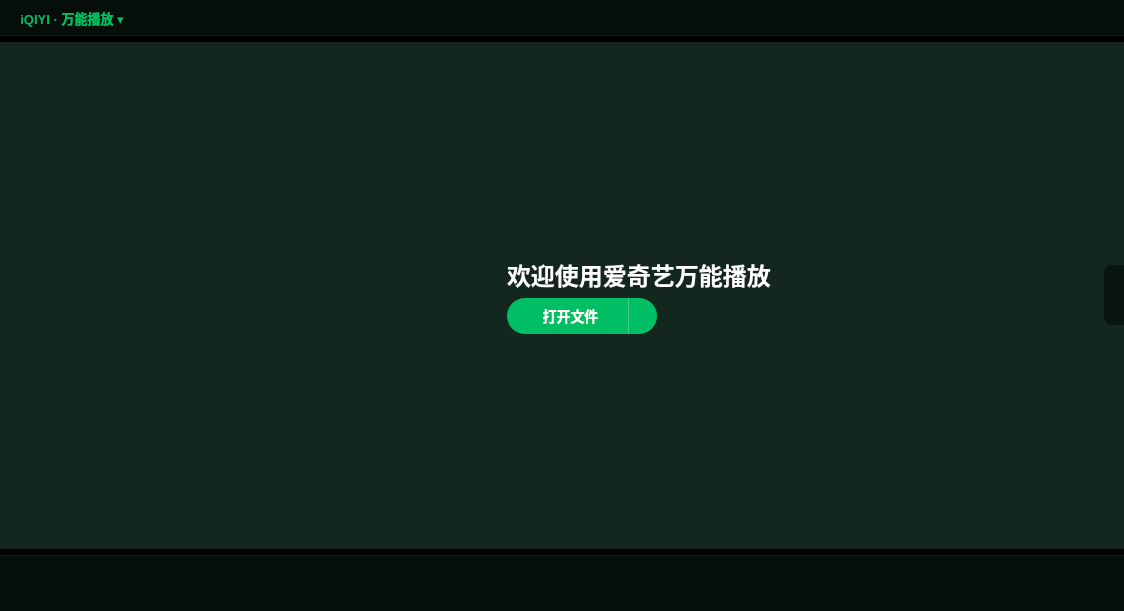
The window that IQIYI_Player/Player.ui (walker1003/IQIYI_Player) describes before a commit, drawn with Qt 5.
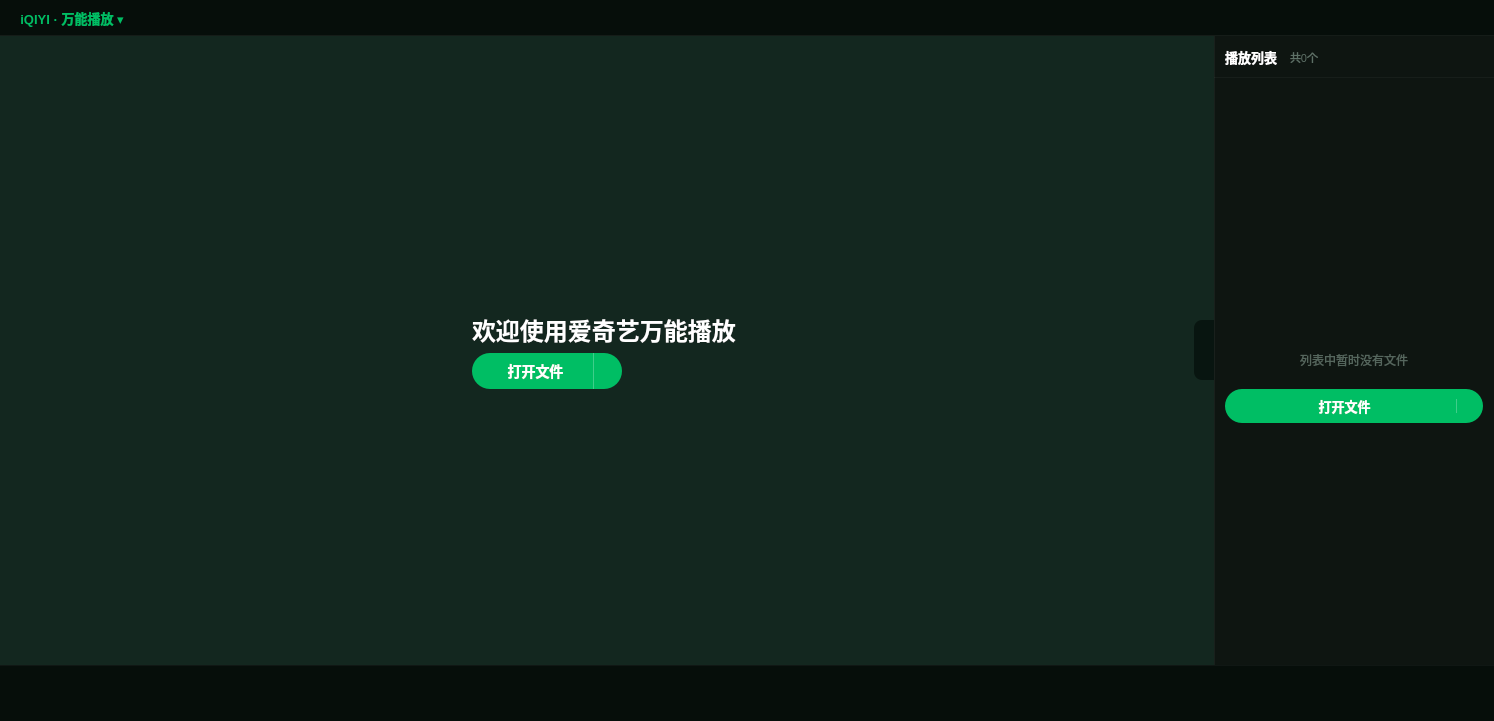
The same window after the commit. Icons and pictures are not drawn. Custom widgets are drawn as their Qt base class.

Commit message: 处理播放列表界面

Diff of the .ui file:
```diff
--- a/IQIYI_Player/Player.ui
+++ b/IQIYI_Player/Player.ui
@@ -6,8 +6,8 @@
    <rect>
     <x>0</x>
     <y>0</y>
-    <width>1124</width>
-    <height>611</height>
+    <width>1494</width>
+    <height>721</height>
    </rect>
   </property>
   <property name="windowTitle">
@@ -35,7 +35,7 @@
 
 /* 3. 顶部系统按钮（最小化、最大化、关闭等） */
 QWidget#widgetTitleBar {
-    background-color: #060e0a; /* 接近纯黑的极深色，也可以直接写 #000000 */
+    background-color: #060e0a;
     border-bottom: 1px solid rgba(255, 255, 255, 0.06);
 }
 #widgetTitleBar QPushButton {
@@ -48,11 +48,10 @@
     background-color: rgba(255, 255, 255, 0.1);
 }
 #btnClose:hover {
-    background-color: #e81123 !important; /* 关闭按钮悬浮变红 */
+    background-color: #e81123 !important;
 }
 
 /* 欢迎文案：纯白高亮 */
-/* 3. 中间欢迎区单独保持墨绿色（与你的插画融合） */
 QWidget#pageWelcome, QStackedWidget#stackedWidget {
     background-color: #13271f;
 }
@@ -62,14 +61,13 @@
     font-weight: bold !important;
 }
 
-/* 1. 外层容器：负责整个绿色胶囊的背景、圆角和阴影，浑然一体 */
+/* 1. 外层容器：负责整个绿色胶囊的背景、圆角和阴影 */
 QWidget#widgetOpenGroup {
     background-color: #00be64;
     border-radius: 18px;
     min-height: 36px;
     max-height: 36px;
 }
-/* 鼠标滑过整个胶囊微亮 */
 QWidget#widgetOpenGroup:hover {
     background-color: #00d671;
 }
@@ -85,26 +83,26 @@
     padding-right: 12px;
 }
 
-/* 3. 右边小三角：透明背景，左侧带一条原版的微弱细分割线 */
+/* 3. 右边小三角 */
 QPushButton#btnOpenMore {
     background-color: transparent;
     border: none;
-    border-left: 1px solid rgba(255, 255, 255, 0.25); /* 原版标志性的细分割线 */
+    border-left: 1px solid rgba(255, 255, 255, 0.25);
     min-width: 28px;
     max-width: 28px;
 }
 
 /* 右侧贴边抽屉收缩按钮 */
 #btnDrawer {
-    background-color: #081510; /* 更深沉的底色 */
+    background-color: #081510;
     border: none;
-    border-top-left-radius: 8px;     /* 更圆润的半弧 */
+    border-top-left-radius: 8px;
     border-bottom-left-radius: 8px;
     border-top-right-radius: 0px;
     border-bottom-right-radius: 0px;
-    min-width: 18px;                 /* 宽度加宽 */
+    min-width: 18px;
     max-width: 18px;
-    min-height: 60px;                /* 高度明显拉长 */
+    min-height: 60px;
     max-height: 60px;
     padding-right: 2px;
 }
@@ -112,10 +110,10 @@
     background-color: #122c22;
 }
 
-/* 7. 底部控制栏所有按钮（去边框、透明、悬停微亮） */
+/* 底部控制栏 */
 QWidget#widgetBottomBar {
-    background-color: #060e0a; /* 接近纯黑的极深色，也可以直接写 #000000 */
-    border-top: 1px solid rgba(255, 255, 255, 0.04); /* 可选：上方极细弱的分界线 */
+    background-color: #060e0a;
+    border-top: 1px solid rgba(255, 255, 255, 0.04);
 }
 #widgetBottomBar QPushButton {
     background: transparent;
@@ -129,14 +127,84 @@
     border-radius: 4px;
 }
 
-/* 8. 底部中间大播放键稍微加大 */
 #btnPlay {
     min-width: 42px;
     min-height: 42px;
+}
+
+/* 右侧面板整体背景 */
+QWidget#widgetPlaylist {
+    background-color: #0e1511;
+    border-left: 1px solid rgba(255, 255, 255, 0.05);
+}
+
+QWidget#widgetPlaylistHeader {
+    background: transparent;
+    border-bottom: 1px solid rgba(255, 255, 255, 0.04);
+}
+
+#lblPlaylistTitle {
+    color: #ffffff;
+    font-size: 13px;
+    font-weight: bold;
+}
+
+#lblPlaylistCount {
+    color: #5d7066;
+    font-size: 11px;
+    padding-left: 4px;
+}
+
+#widgetPlaylistHeader QPushButton {
+    background: transparent;
+    border: none;
+    min-width: 26px;
+    max-width: 26px;
+    min-height: 26px;
+    max-height: 26px;
+}
+#widgetPlaylistHeader QPushButton:hover {
+    background-color: rgba(255, 255, 255, 0.08);
+    border-radius: 4px;
+}
+
+#lblEmptyTip {
+    color: #55665d;
+    font-size: 12px;
+    margin-top: 10px;
+    margin-bottom: 14px;
+}
+
+QWidget#widgetAddGroup {
+    background-color: #00be64;
+    border-radius: 17px;
+    min-height: 34px;
+    max-height: 34px;
+}
+QWidget#widgetAddGroup:hover {
+    background-color: #00d671;
+}
+
+QPushButton#btnAddFile {
+    background-color: transparent;
+    color: #ffffff !important;
+    font-size: 13px;
+    font-weight: bold;
+    border: none;
+    padding-left: 14px;
+    padding-right: 6px;
+}
+
+QPushButton#btnAddMore {
+    background-color: transparent;
+    border: none;
+    border-left: 1px solid rgba(255, 255, 255, 0.25);
+    min-width: 26px;
+    max-width: 26px;
 }</string>
   </property>
   <widget class="QWidget" name="centralWidget">
-   <layout class="QGridLayout" name="gridLayout">
+   <layout class="QGridLayout" name="gridLayout" columnstretch="1,0">
     <property name="leftMargin">
      <number>0</number>
     </property>
@@ -149,7 +217,10 @@
     <property name="bottomMargin">
      <number>0</number>
     </property>
-    <item row="0" column="0">
+    <property name="spacing">
+     <number>0</number>
+    </property>
+    <item row="0" column="0" colspan="2">
      <widget class="QWidget" name="widgetTitleBar" native="true">
       <property name="minimumSize">
        <size>
@@ -275,6 +346,12 @@
     </item>
     <item row="1" column="0">
      <widget class="QStackedWidget" name="stackedWidget">
+      <property name="sizePolicy">
+       <sizepolicy hsizetype="Expanding" vsizetype="Expanding">
+        <horstretch>1</horstretch>
+        <verstretch>0</verstretch>
+       </sizepolicy>
+      </property>
       <property name="currentIndex">
        <number>0</number>
       </property>
@@ -295,25 +372,6 @@
         <property name="bottomMargin">
          <number>0</number>
         </property>
-        <item>
-         <widget class="QLabel" name="lblBlank">
-          <property name="minimumSize">
-           <size>
-            <width>160</width>
-            <height>0</height>
-           </size>
-          </property>
-          <property name="maximumSize">
-           <size>
-            <width>160</width>
-            <height>16777215</height>
-           </size>
-          </property>
-          <property name="text">
-           <string/>
-          </property>
-         </widget>
-        </item>
         <item>
          <spacer name="horizontalSpacer_5">
           <property name="orientation">
@@ -347,18 +405,6 @@
            </property>
            <item>
             <widget class="QLabel" name="lblIllustration">
-             <property name="minimumSize">
-              <size>
-               <width>0</width>
-               <height>0</height>
-              </size>
-             </property>
-             <property name="maximumSize">
-              <size>
-               <width>16777215</width>
-               <height>16777215</height>
-              </size>
-             </property>
              <property name="text">
               <string/>
              </property>
@@ -376,18 +422,6 @@
               <property name="spacing">
                <number>6</number>
               </property>
-              <property name="leftMargin">
-               <number>9</number>
-              </property>
-              <property name="topMargin">
-               <number>9</number>
-              </property>
-              <property name="rightMargin">
-               <number>9</number>
-              </property>
-              <property name="bottomMargin">
-               <number>9</number>
-              </property>
               <item>
                <spacer name="verticalSpacer">
                 <property name="orientation">
@@ -412,9 +446,6 @@
                 <property name="text">
                  <string>欢迎使用爱奇艺万能播放</string>
                 </property>
-                <property name="alignment">
-                 <set>Qt::AlignmentFlag::AlignLeading|Qt::AlignmentFlag::AlignLeft|Qt::AlignmentFlag::AlignVCenter</set>
-                </property>
                </widget>
               </item>
               <item>
@@ -449,18 +480,6 @@
                  </property>
                  <item>
                   <widget class="QPushButton" name="btnOpen">
-                   <property name="minimumSize">
-                    <size>
-                     <width>0</width>
-                     <height>36</height>
-                    </size>
-                   </property>
-                   <property name="maximumSize">
-                    <size>
-                     <width>16777215</width>
-                     <height>36</height>
-                    </size>
-                   </property>
                    <property name="text">
                     <string>打开文件</string>
                    </property>
@@ -534,7 +553,7 @@
           </property>
           <property name="sizeHint" stdset="0">
            <size>
-            <width>304</width>
+            <width>40</width>
             <height>20</height>
            </size>
           </property>
@@ -580,7 +599,256 @@
       </widget>
      </widget>
     </item>
-    <item row="2" column="0">
+    <item row="1" column="1">
+     <widget class="QWidget" name="widgetPlaylist" native="true">
+      <property name="minimumSize">
+       <size>
+        <width>280</width>
+        <height>0</height>
+       </size>
+      </property>
+      <property name="maximumSize">
+       <size>
+        <width>280</width>
+        <height>16777215</height>
+       </size>
+      </property>
+      <layout class="QVBoxLayout" name="verticalLayout">
+       <property name="spacing">
+        <number>0</number>
+       </property>
+       <property name="leftMargin">
+        <number>0</number>
+       </property>
+       <property name="topMargin">
+        <number>0</number>
+       </property>
+       <property name="rightMargin">
+        <number>0</number>
+       </property>
+       <property name="bottomMargin">
+        <number>0</number>
+       </property>
+       <item>
+        <widget class="QWidget" name="widgetPlaylistHeader" native="true">
+         <property name="minimumSize">
+          <size>
+           <width>0</width>
+           <height>42</height>
+          </size>
+         </property>
+         <property name="maximumSize">
+          <size>
+           <width>16777215</width>
+           <height>42</height>
+          </size>
+         </property>
+         <layout class="QHBoxLayout" name="horizontalLayout_6">
+          <item>
+           <widget class="QLabel" name="lblPlaylistTitle">
+            <property name="text">
+             <string>播放列表</string>
+            </property>
+           </widget>
+          </item>
+          <item>
+           <widget class="QLabel" name="lblPlaylistCount">
+            <property name="text">
+             <string>共0个</string>
+            </property>
+           </widget>
+          </item>
+          <item>
+           <spacer name="horizontalSpacer_6">
+            <property name="orientation">
+             <enum>Qt::Orientation::Horizontal</enum>
+            </property>
+            <property name="sizeHint" stdset="0">
+             <size>
+              <width>40</width>
+              <height>20</height>
+             </size>
+            </property>
+           </spacer>
+          </item>
+          <item>
+           <widget class="QPushButton" name="btnListAdd">
+            <property name="text">
+             <string/>
+            </property>
+            <property name="icon">
+             <iconset resource="Player.qrc">
+              <normaloff>:/IQIYI_Player/Icons/list_add.svg</normaloff>:/IQIYI_Player/Icons/list_add.svg</iconset>
+            </property>
+           </widget>
+          </item>
+          <item>
+           <widget class="QPushButton" name="btnListPlay">
+            <property name="text">
+             <string/>
+            </property>
+            <property name="icon">
+             <iconset resource="Player.qrc">
+              <normaloff>:/IQIYI_Player/Icons/list_play.svg</normaloff>:/IQIYI_Player/Icons/list_play.svg</iconset>
+            </property>
+           </widget>
+          </item>
+          <item>
+           <widget class="QPushButton" name="btnListMode">
+            <property name="text">
+             <string/>
+            </property>
+            <property name="icon">
+             <iconset resource="Player.qrc">
+              <normaloff>:/IQIYI_Player/Icons/list_mode.svg</normaloff>:/IQIYI_Player/Icons/list_mode.svg</iconset>
+            </property>
+           </widget>
+          </item>
+          <item>
+           <widget class="QPushButton" name="btnListClear">
+            <property name="text">
+             <string/>
+            </property>
+            <property name="icon">
+             <iconset resource="Player.qrc">
+              <normaloff>:/IQIYI_Player/Icons/list_clear.svg</normaloff>:/IQIYI_Player/Icons/list_clear.svg</iconset>
+            </property>
+           </widget>
+          </item>
+          <item>
+           <widget class="QPushButton" name="btnListSearch">
+            <property name="text">
+             <string/>
+            </property>
+            <property name="icon">
+             <iconset resource="Player.qrc">
+              <normaloff>:/IQIYI_Player/Icons/list_search.svg</normaloff>:/IQIYI_Player/Icons/list_search.svg</iconset>
+            </property>
+           </widget>
+          </item>
+         </layout>
+        </widget>
+       </item>
+       <item>
+        <widget class="QStackedWidget" name="stackedWidget_2">
+         <property name="currentIndex">
+          <number>0</number>
+         </property>
+         <widget class="QWidget" name="pageEmpty">
+          <layout class="QVBoxLayout" name="verticalLayout_3">
+           <item>
+            <spacer name="verticalSpacer_4">
+             <property name="orientation">
+              <enum>Qt::Orientation::Vertical</enum>
+             </property>
+             <property name="sizeHint" stdset="0">
+              <size>
+               <width>20</width>
+               <height>40</height>
+              </size>
+             </property>
+            </spacer>
+           </item>
+           <item>
+            <widget class="QLabel" name="lblEmptyBox">
+             <property name="text">
+              <string/>
+             </property>
+             <property name="pixmap">
+              <pixmap resource="Player.qrc">:/IQIYI_Player/Icons/emptybox.png</pixmap>
+             </property>
+             <property name="alignment">
+              <set>Qt::AlignmentFlag::AlignCenter</set>
+             </property>
+            </widget>
+           </item>
+           <item>
+            <widget class="QLabel" name="lblEmptyTip">
+             <property name="text">
+              <string>列表中暂时没有文件</string>
+             </property>
+             <property name="alignment">
+              <set>Qt::AlignmentFlag::AlignCenter</set>
+             </property>
+            </widget>
+           </item>
+           <item>
+            <widget class="QWidget" name="widgetAddGroup" native="true">
+             <property name="minimumSize">
+              <size>
+               <width>0</width>
+               <height>34</height>
+              </size>
+             </property>
+             <property name="maximumSize">
+              <size>
+               <width>16777215</width>
+               <height>34</height>
+              </size>
+             </property>
+             <layout class="QHBoxLayout" name="horizontalLayout_7">
+              <property name="spacing">
+               <number>0</number>
+              </property>
+              <property name="leftMargin">
+               <number>0</number>
+              </property>
+              <property name="topMargin">
+               <number>0</number>
+              </property>
+              <property name="rightMargin">
+               <number>0</number>
+              </property>
+              <property name="bottomMargin">
+               <number>0</number>
+              </property>
+              <item>
+               <widget class="QPushButton" name="btnAddFile">
+                <property name="text">
+                 <string>打开文件</string>
+                </property>
+                <property name="icon">
+                 <iconset resource="Player.qrc">
+                  <normaloff>:/IQIYI_Player/Icons/add_circle.svg</normaloff>:/IQIYI_Player/Icons/add_circle.svg</iconset>
+                </property>
+               </widget>
+              </item>
+              <item>
+               <widget class="QPushButton" name="btnAddMore">
+                <property name="text">
+                 <string/>
+                </property>
+                <property name="icon">
+                 <iconset resource="Player.qrc">
+                  <normaloff>:/IQIYI_Player/Icons/arrow_down.svg</normaloff>:/IQIYI_Player/Icons/arrow_down.svg</iconset>
+                </property>
+               </widget>
+              </item>
+             </layout>
+            </widget>
+           </item>
+           <item>
+            <spacer name="verticalSpacer_3">
+             <property name="orientation">
+              <enum>Qt::Orientation::Vertical</enum>
+             </property>
+             <property name="sizeHint" stdset="0">
+              <size>
+               <width>20</width>
+               <height>40</height>
+              </size>
+             </property>
+            </spacer>
+           </item>
+          </layout>
+         </widget>
+         <widget class="QWidget" name="pageList"/>
+        </widget>
+       </item>
+      </layout>
+     </widget>
+    </item>
+    <item row="2" column="0" colspan="2">
      <widget class="QWidget" name="widgetBottomBar" native="true">
       <property name="minimumSize">
        <size>
```
The commit also changes 10 other files.
